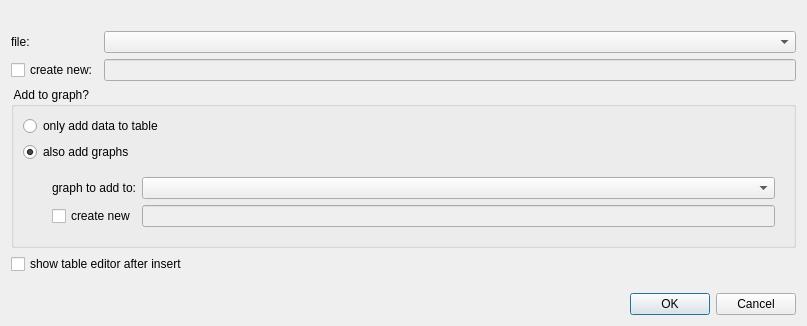
Above: libqf3widgets/qfplottercopytotabledialog.ui from jkriege2/QuickFit3 before the change. Below: the same form after it.
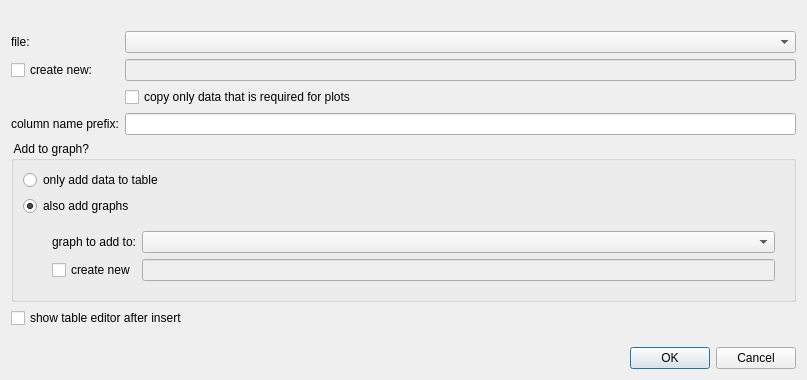
That is the form after the change. Custom widgets are drawn as their Qt base class.

Commit message: QuickFit3:   - "copy plot data to table RDR" has an additional checkbox now that allows to copy only the data really used for the plot!   - "copy plot data to table RDR" can take a prefix for the column names now   - bugfix in table printing (which caused a crash!)

What changed in the file:
```diff
--- a/libqf3widgets/qfplottercopytotabledialog.ui
+++ b/libqf3widgets/qfplottercopytotabledialog.ui
@@ -7,7 +7,7 @@
     <x>0</x>
     <y>0</y>
     <width>807</width>
-    <height>326</height>
+    <height>380</height>
    </rect>
   </property>
   <property name="windowTitle">
@@ -53,6 +53,30 @@
        </property>
       </widget>
      </item>
+     <item row="2" column="1">
+      <widget class="QCheckBox" name="chkOnlyForPlots">
+       <property name="toolTip">
+        <string>if activated this tool will only copy the data really used for the selected plot. If unchecked additional column might be copied!</string>
+       </property>
+       <property name="text">
+        <string>copy only data that is required for plots</string>
+       </property>
+      </widget>
+     </item>
+     <item row="3" column="1">
+      <widget class="QLineEdit" name="edtPrefix">
+       <property name="toolTip">
+        <string>this text is prepended to every column name in the table (e.g. use this to identify where which column came from!)</string>
+       </property>
+      </widget>
+     </item>
+     <item row="3" column="0">
+      <widget class="QLabel" name="label_3">
+       <property name="text">
+        <string>column name prefix:</string>
+       </property>
+      </widget>
+     </item>
     </layout>
    </item>
    <item>
```
The commit also changes 4 other files.
